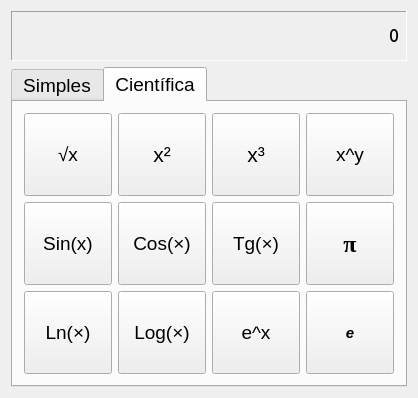
artursbm/calculadora-Qt, file source/calculator/calculatorinterface.ui: the form before one commit.
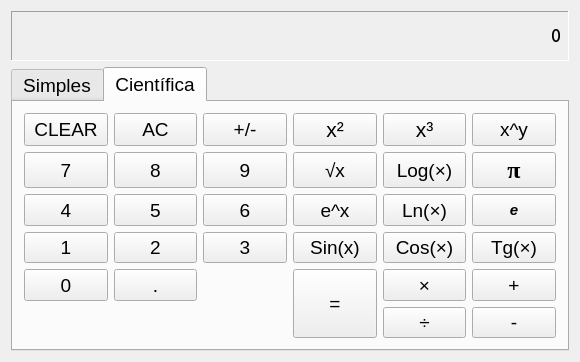
The form after the commit. The open tabs and pages were chosen to show the change.

Patch:
```diff
--- a/source/calculator/calculatorinterface.ui
+++ b/source/calculator/calculatorinterface.ui
@@ -6,8 +6,8 @@
    <rect>
     <x>0</x>
     <y>0</y>
-    <width>418</width>
-    <height>398</height>
+    <width>580</width>
+    <height>362</height>
    </rect>
   </property>
   <property name="minimumSize">
@@ -331,7 +331,46 @@
        <string>Científica</string>
       </attribute>
       <layout class="QGridLayout" name="gridLayout_3">
+       <item row="0" column="0">
+        <widget class="QPushButton" name="buttonClear_2">
+         <property name="sizePolicy">
+          <sizepolicy hsizetype="Minimum" vsizetype="Minimum">
+           <horstretch>0</horstretch>
+           <verstretch>0</verstretch>
+          </sizepolicy>
+         </property>
+         <property name="text">
+          <string>CLEAR</string>
+         </property>
+        </widget>
+       </item>
        <item row="0" column="1">
+        <widget class="QPushButton" name="buttonAllClear_2">
+         <property name="sizePolicy">
+          <sizepolicy hsizetype="Minimum" vsizetype="Minimum">
+           <horstretch>0</horstretch>
+           <verstretch>0</verstretch>
+          </sizepolicy>
+         </property>
+         <property name="text">
+          <string>AC</string>
+         </property>
+        </widget>
+       </item>
+       <item row="0" column="2">
+        <widget class="QPushButton" name="buttonSignal_2">
+         <property name="sizePolicy">
+          <sizepolicy hsizetype="Minimum" vsizetype="Minimum">
+           <horstretch>0</horstretch>
+           <verstretch>0</verstretch>
+          </sizepolicy>
+         </property>
+         <property name="text">
+          <string>+/-</string>
+         </property>
+        </widget>
+       </item>
+       <item row="0" column="3">
         <widget class="QPushButton" name="buttonSqr">
          <property name="sizePolicy">
           <sizepolicy hsizetype="Minimum" vsizetype="Minimum">
@@ -349,7 +388,7 @@
          </property>
         </widget>
        </item>
-       <item row="0" column="2">
+       <item row="0" column="4">
         <widget class="QPushButton" name="buttonCube">
          <property name="sizePolicy">
           <sizepolicy hsizetype="Minimum" vsizetype="Minimum">
@@ -367,8 +406,21 @@
          </property>
         </widget>
        </item>
+       <item row="0" column="5">
+        <widget class="QPushButton" name="buttonExp">
+         <property name="sizePolicy">
+          <sizepolicy hsizetype="Minimum" vsizetype="Minimum">
+           <horstretch>0</horstretch>
+           <verstretch>0</verstretch>
+          </sizepolicy>
+         </property>
+         <property name="text">
+          <string>x^y</string>
+         </property>
+        </widget>
+       </item>
        <item row="1" column="0">
-        <widget class="QPushButton" name="buttonSin">
+        <widget class="QPushButton" name="buttonSeven_2">
          <property name="sizePolicy">
           <sizepolicy hsizetype="Minimum" vsizetype="Minimum">
            <horstretch>0</horstretch>
@@ -376,11 +428,63 @@
           </sizepolicy>
          </property>
          <property name="text">
-          <string>Sin(x)</string>
+          <string>7</string>
+         </property>
+        </widget>
+       </item>
+       <item row="1" column="1">
+        <widget class="QPushButton" name="buttonEight_2">
+         <property name="sizePolicy">
+          <sizepolicy hsizetype="Minimum" vsizetype="Minimum">
+           <horstretch>0</horstretch>
+           <verstretch>0</verstretch>
+          </sizepolicy>
+         </property>
+         <property name="text">
+          <string>8</string>
+         </property>
+        </widget>
+       </item>
+       <item row="1" column="2">
+        <widget class="QPushButton" name="buttonNine_2">
+         <property name="sizePolicy">
+          <sizepolicy hsizetype="Minimum" vsizetype="Minimum">
+           <horstretch>0</horstretch>
+           <verstretch>0</verstretch>
+          </sizepolicy>
+         </property>
+         <property name="text">
+          <string>9</string>
          </property>
         </widget>
        </item>
        <item row="1" column="3">
+        <widget class="QPushButton" name="buttonSqrt">
+         <property name="sizePolicy">
+          <sizepolicy hsizetype="Minimum" vsizetype="Minimum">
+           <horstretch>0</horstretch>
+           <verstretch>0</verstretch>
+          </sizepolicy>
+         </property>
+         <property name="text">
+          <string>√x</string>
+         </property>
+        </widget>
+       </item>
+       <item row="1" column="4">
+        <widget class="QPushButton" name="buttonLog">
+         <property name="sizePolicy">
+          <sizepolicy hsizetype="Minimum" vsizetype="Minimum">
+           <horstretch>0</horstretch>
+           <verstretch>0</verstretch>
+          </sizepolicy>
+         </property>
+         <property name="text">
+          <string>Log(×)</string>
+         </property>
+        </widget>
+       </item>
+       <item row="1" column="5">
         <widget class="QPushButton" name="buttonPi">
          <property name="sizePolicy">
           <sizepolicy hsizetype="Minimum" vsizetype="Minimum">
@@ -401,34 +505,8 @@
          </property>
         </widget>
        </item>
-       <item row="0" column="3">
-        <widget class="QPushButton" name="buttonExp">
-         <property name="sizePolicy">
-          <sizepolicy hsizetype="Minimum" vsizetype="Minimum">
-           <horstretch>0</horstretch>
-           <verstretch>0</verstretch>
-          </sizepolicy>
-         </property>
-         <property name="text">
-          <string>x^y</string>
-         </property>
-        </widget>
-       </item>
-       <item row="1" column="1">
-        <widget class="QPushButton" name="buttonCos">
-         <property name="sizePolicy">
-          <sizepolicy hsizetype="Minimum" vsizetype="Minimum">
-           <horstretch>0</horstretch>
-           <verstretch>0</verstretch>
-          </sizepolicy>
-         </property>
-         <property name="text">
-          <string>Cos(×)</string>
-         </property>
-        </widget>
-       </item>
        <item row="2" column="0">
-        <widget class="QPushButton" name="buttonLn">
+        <widget class="QPushButton" name="buttonFour_2">
          <property name="sizePolicy">
           <sizepolicy hsizetype="Minimum" vsizetype="Minimum">
            <horstretch>0</horstretch>
@@ -436,11 +514,37 @@
           </sizepolicy>
          </property>
          <property name="text">
-          <string>Ln(×)</string>
+          <string>4</string>
+         </property>
+        </widget>
+       </item>
+       <item row="2" column="1">
+        <widget class="QPushButton" name="buttonFive_2">
+         <property name="sizePolicy">
+          <sizepolicy hsizetype="Minimum" vsizetype="Minimum">
+           <horstretch>0</horstretch>
+           <verstretch>0</verstretch>
+          </sizepolicy>
+         </property>
+         <property name="text">
+          <string>5</string>
          </property>
         </widget>
        </item>
        <item row="2" column="2">
+        <widget class="QPushButton" name="buttonSix_2">
+         <property name="sizePolicy">
+          <sizepolicy hsizetype="Minimum" vsizetype="Minimum">
+           <horstretch>0</horstretch>
+           <verstretch>0</verstretch>
+          </sizepolicy>
+         </property>
+         <property name="text">
+          <string>6</string>
+         </property>
+        </widget>
+       </item>
+       <item row="2" column="3">
         <widget class="QPushButton" name="buttonNeperexp">
          <property name="sizePolicy">
           <sizepolicy hsizetype="Minimum" vsizetype="Minimum">
@@ -453,8 +557,8 @@
          </property>
         </widget>
        </item>
-       <item row="2" column="1">
-        <widget class="QPushButton" name="buttonLog">
+       <item row="2" column="4">
+        <widget class="QPushButton" name="buttonLn">
          <property name="sizePolicy">
           <sizepolicy hsizetype="Minimum" vsizetype="Minimum">
            <horstretch>0</horstretch>
@@ -462,11 +566,11 @@
           </sizepolicy>
          </property>
          <property name="text">
-          <string>Log(×)</string>
+          <string>Ln(×)</string>
          </property>
         </widget>
        </item>
-       <item row="2" column="3">
+       <item row="2" column="5">
         <widget class="QPushButton" name="buttonNeper">
          <property name="sizePolicy">
           <sizepolicy hsizetype="Minimum" vsizetype="Minimum">
@@ -487,7 +591,72 @@
          </property>
         </widget>
        </item>
-       <item row="1" column="2">
+       <item row="3" column="0">
+        <widget class="QPushButton" name="buttonOne_2">
+         <property name="sizePolicy">
+          <sizepolicy hsizetype="Minimum" vsizetype="Minimum">
+           <horstretch>0</horstretch>
+           <verstretch>0</verstretch>
+          </sizepolicy>
+         </property>
+         <property name="text">
+          <string>1</string>
+         </property>
+        </widget>
+       </item>
+       <item row="3" column="1">
+        <widget class="QPushButton" name="buttonTwo_2">
+         <property name="sizePolicy">
+          <sizepolicy hsizetype="Minimum" vsizetype="Minimum">
+           <horstretch>0</horstretch>
+           <verstretch>0</verstretch>
+          </sizepolicy>
+         </property>
+         <property name="text">
+          <string>2</string>
+         </property>
+        </widget>
+       </item>
+       <item row="3" column="2">
+        <widget class="QPushButton" name="buttonThree_2">
+         <property name="sizePolicy">
+          <sizepolicy hsizetype="Minimum" vsizetype="Minimum">
+           <horstretch>0</horstretch>
+           <verstretch>0</verstretch>
+          </sizepolicy>
+         </property>
+         <property name="text">
+          <string>3</string>
+         </property>
+        </widget>
+       </item>
+       <item row="3" column="3">
+        <widget class="QPushButton" name="buttonSin">
+         <property name="sizePolicy">
+          <sizepolicy hsizetype="Minimum" vsizetype="Minimum">
+           <horstretch>0</horstretch>
+           <verstretch>0</verstretch>
+          </sizepolicy>
+         </property>
+         <property name="text">
+          <string>Sin(x)</string>
+         </property>
+        </widget>
+       </item>
+       <item row="3" column="4">
+        <widget class="QPushButton" name="buttonCos">
+         <property name="sizePolicy">
+          <sizepolicy hsizetype="Minimum" vsizetype="Minimum">
+           <horstretch>0</horstretch>
+           <verstretch>0</verstretch>
+          </sizepolicy>
+         </property>
+         <property name="text">
+          <string>Cos(×)</string>
+         </property>
+        </widget>
+       </item>
+       <item row="3" column="5">
         <widget class="QPushButton" name="buttonTg">
          <property name="sizePolicy">
           <sizepolicy hsizetype="Minimum" vsizetype="Minimum">
@@ -500,8 +669,8 @@
          </property>
         </widget>
        </item>
-       <item row="0" column="0">
-        <widget class="QPushButton" name="buttonSqrt">
+       <item row="4" column="0">
+        <widget class="QPushButton" name="buttonZero_2">
          <property name="sizePolicy">
           <sizepolicy hsizetype="Minimum" vsizetype="Minimum">
            <horstretch>0</horstretch>
@@ -509,7 +678,88 @@
           </sizepolicy>
          </property>
          <property name="text">
-          <string>√x</string>
+          <string>0</string>
+         </property>
+        </widget>
+       </item>
+       <item row="4" column="1">
+        <widget class="QPushButton" name="buttonDecimal_2">
+         <property name="sizePolicy">
+          <sizepolicy hsizetype="Minimum" vsizetype="Minimum">
+           <horstretch>0</horstretch>
+           <verstretch>0</verstretch>
+          </sizepolicy>
+         </property>
+         <property name="styleSheet">
+          <string notr="true"/>
+         </property>
+         <property name="text">
+          <string>.</string>
+         </property>
+        </widget>
+       </item>
+       <item row="4" column="5">
+        <widget class="QPushButton" name="buttonAdd_2">
+         <property name="sizePolicy">
+          <sizepolicy hsizetype="Minimum" vsizetype="Minimum">
+           <horstretch>0</horstretch>
+           <verstretch>0</verstretch>
+          </sizepolicy>
+         </property>
+         <property name="text">
+          <string>+</string>
+         </property>
+        </widget>
+       </item>
+       <item row="5" column="5">
+        <widget class="QPushButton" name="buttonSubtract_2">
+         <property name="sizePolicy">
+          <sizepolicy hsizetype="Minimum" vsizetype="Minimum">
+           <horstretch>0</horstretch>
+           <verstretch>0</verstretch>
+          </sizepolicy>
+         </property>
+         <property name="text">
+          <string>-</string>
+         </property>
+        </widget>
+       </item>
+       <item row="5" column="4">
+        <widget class="QPushButton" name="buttonDivide_2">
+         <property name="sizePolicy">
+          <sizepolicy hsizetype="Minimum" vsizetype="Minimum">
+           <horstretch>0</horstretch>
+           <verstretch>0</verstretch>
+          </sizepolicy>
+         </property>
+         <property name="text">
+          <string>÷</string>
+         </property>
+        </widget>
+       </item>
+       <item row="4" column="4">
+        <widget class="QPushButton" name="buttonMultiply_2">
+         <property name="sizePolicy">
+          <sizepolicy hsizetype="Minimum" vsizetype="Minimum">
+           <horstretch>0</horstretch>
+           <verstretch>0</verstretch>
+          </sizepolicy>
+         </property>
+         <property name="text">
+          <string>×</string>
+         </property>
+        </widget>
+       </item>
+       <item row="4" column="3" rowspan="2">
+        <widget class="QPushButton" name="buttonCalculate_2">
+         <property name="sizePolicy">
+          <sizepolicy hsizetype="Minimum" vsizetype="Minimum">
+           <horstretch>0</horstretch>
+           <verstretch>0</verstretch>
+          </sizepolicy>
+         </property>
+         <property name="text">
+          <string>=</string>
          </property>
         </widget>
        </item>
```
Left out of the diff: 2 changed lines with no effect on the pictures.
